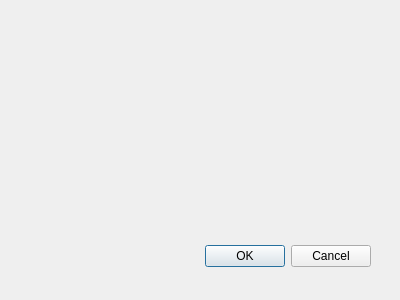
Before: the Qt Designer form ACM_Qt/addteam.ui in naazeri/DataStructure, drawn with Qt 5.
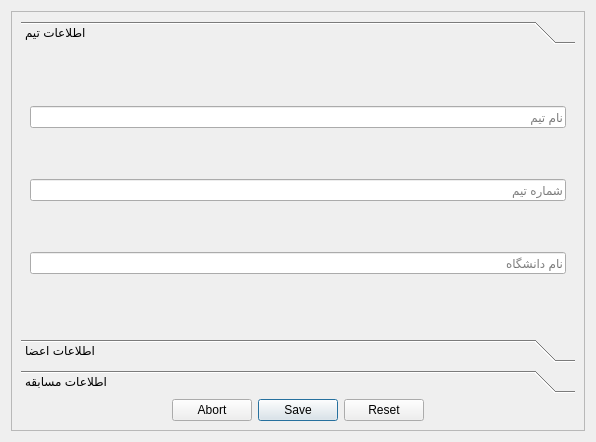
After: the same form once the commit is applied. The open tabs and pages were chosen to show the change.

Commit message: add c++ class

The edit to the form file:
```diff
--- a/ACM_Qt/addteam.ui
+++ b/ACM_Qt/addteam.ui
@@ -8,29 +8,146 @@
    <rect>
     <x>0</x>
     <y>0</y>
-    <width>400</width>
-    <height>300</height>
+    <width>596</width>
+    <height>442</height>
    </rect>
   </property>
   <property name="windowTitle">
    <string>Dialog</string>
   </property>
-  <widget name="buttonBox" class="QDialogButtonBox">
-   <property name="geometry">
-    <rect>
-     <x>30</x>
-     <y>240</y>
-     <width>341</width>
-     <height>32</height>
-    </rect>
-   </property>
-   <property name="orientation">
-    <enum>Qt::Horizontal</enum>
-   </property>
-   <property name="standardButtons">
-    <set>QDialogButtonBox::Cancel|QDialogButtonBox::Ok</set>
-   </property>
-  </widget>
+  <layout class="QVBoxLayout" name="verticalLayout">
+   <item>
+    <widget class="QFrame" name="frame">
+     <property name="frameShape">
+      <enum>QFrame::StyledPanel</enum>
+     </property>
+     <property name="frameShadow">
+      <enum>QFrame::Raised</enum>
+     </property>
+     <layout class="QVBoxLayout" name="verticalLayout_2">
+      <item>
+       <widget class="QToolBox" name="toolBox">
+        <property name="layoutDirection">
+         <enum>Qt::LeftToRight</enum>
+        </property>
+        <property name="currentIndex">
+         <number>1</number>
+        </property>
+        <property name="tabSpacing">
+         <number>8</number>
+        </property>
+        <widget class="QWidget" name="page">
+         <property name="geometry">
+          <rect>
+           <x>0</x>
+           <y>0</y>
+           <width>558</width>
+           <height>302</height>
+          </rect>
+         </property>
+         <attribute name="label">
+          <string>اطلاعات تیم</string>
+         </attribute>
+         <layout class="QVBoxLayout" name="verticalLayout_3">
+          <item>
+           <widget class="QLineEdit" name="lineEdit">
+            <property name="layoutDirection">
+             <enum>Qt::RightToLeft</enum>
+            </property>
+            <property name="locale">
+             <locale language="Persian" country="Iran"/>
+            </property>
+            <property name="placeholderText">
+             <string>نام تیم</string>
+            </property>
+           </widget>
+          </item>
+          <item>
+           <widget class="QLineEdit" name="lineEdit_2">
+            <property name="layoutDirection">
+             <enum>Qt::RightToLeft</enum>
+            </property>
+            <property name="locale">
+             <locale language="Persian" country="Iran"/>
+            </property>
+            <property name="placeholderText">
+             <string>شماره تیم</string>
+            </property>
+           </widget>
+          </item>
+          <item>
+           <widget class="QLineEdit" name="lineEdit_3">
+            <property name="layoutDirection">
+             <enum>Qt::RightToLeft</enum>
+            </property>
+            <property name="locale">
+             <locale language="Persian" country="Iran"/>
+            </property>
+            <property name="placeholderText">
+             <string>نام دانشگاه</string>
+            </property>
+           </widget>
+          </item>
+         </layout>
+        </widget>
+        <widget class="QWidget" name="page_2">
+         <property name="geometry">
+          <rect>
+           <x>0</x>
+           <y>0</y>
+           <width>558</width>
+           <height>269</height>
+          </rect>
+         </property>
+         <attribute name="label">
+          <string>اطلاعات اعضا</string>
+         </attribute>
+         <layout class="QVBoxLayout" name="verticalLayout_4">
+          <item>
+           <widget class="QSpinBox" name="spinBox">
+            <property name="buttonSymbols">
+             <enum>QAbstractSpinBox::PlusMinus</enum>
+            </property>
+            <property name="prefix">
+             <string>تعداد اعضا  </string>
+            </property>
+            <property name="minimum">
+             <number>1</number>
+            </property>
+            <property name="maximum">
+             <number>3</number>
+            </property>
+           </widget>
+          </item>
+         </layout>
+        </widget>
+        <widget class="QWidget" name="page_3">
+         <attribute name="label">
+          <string>اطلاعات مسابقه</string>
+         </attribute>
+        </widget>
+       </widget>
+      </item>
+      <item>
+       <widget class="QDialogButtonBox" name="buttonBox">
+        <property name="layoutDirection">
+         <enum>Qt::RightToLeft</enum>
+        </property>
+        <property name="orientation">
+         <enum>Qt::Horizontal</enum>
+        </property>
+        <property name="standardButtons">
+         <set>QDialogButtonBox::Abort|QDialogButtonBox::Reset|QDialogButtonBox::Save</set>
+        </property>
+        <property name="centerButtons">
+         <bool>true</bool>
+        </property>
+       </widget>
+      </item>
+     </layout>
+    </widget>
+   </item>
+  </layout>
  </widget>
  <pixmapfunction/>
  <resources/>
```
Left out of the diff: 7 changed lines with no effect on the pictures. The commit also changes 8 other files.
